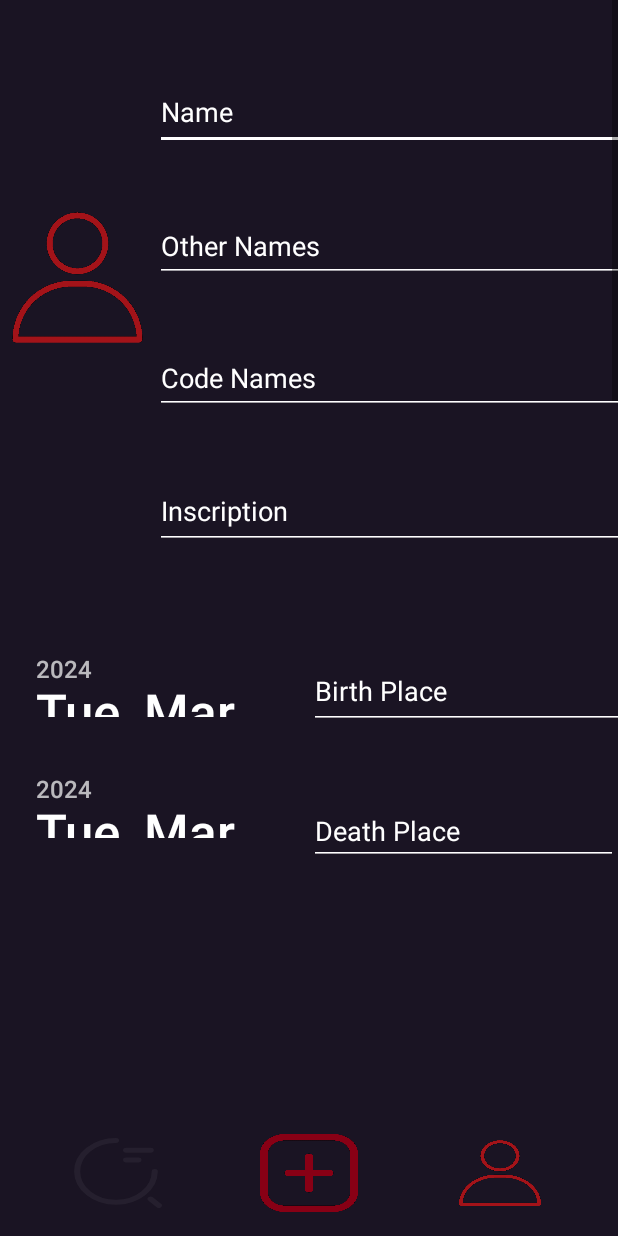
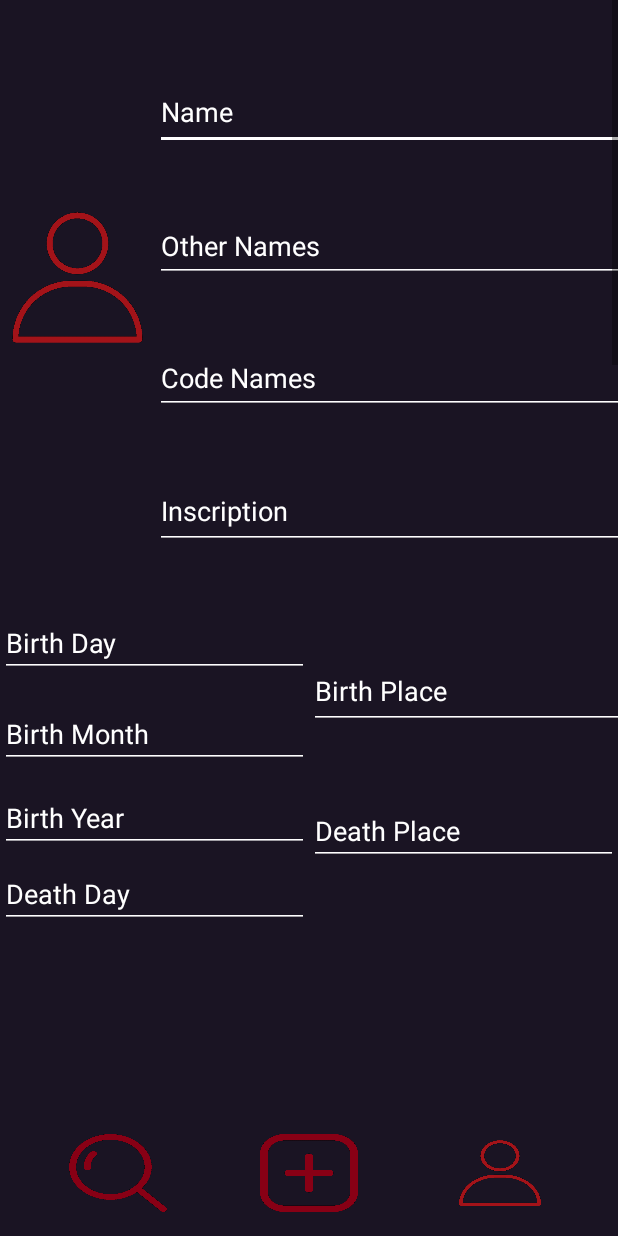
Before and after one commit to sikoramodra/Historia, an Android app: the AddingActivity screen opened directly, with no data from a screen before it, on a phone screen of 412 x 824 dp. Run offline under Robolectric (Android 15) with nearby library versions, the phone set to English and light mode, and no system bars; Roboto replaces fonts that are not available here.

Commit message:
fix: adding works now with dates
everything is addable but badges and activities issue are still in fixing(gimme 3 days and its gonna be fixed :kissing_cat:

```diff
--- a/Aplikacja/app/src/main/java/com/example/historyproj/ApiService.java
+++ b/Aplikacja/app/src/main/java/com/example/historyproj/ApiService.java
@@ -6,11 +6,16 @@ import retrofit2.Call;
 import retrofit2.http.Body;
 import retrofit2.http.GET;
 import retrofit2.http.POST;
+import retrofit2.http.DELETE;
+import retrofit2.http.Path;
+
 // tutaj wywołuje czynność z linkiem, na razie jest get z people, tym sposobem dostaje dane dot. ludzi- juleczka
 public interface ApiService {
     //tutaj pokazujeszs ludzików
     @GET("/people")
     Call<List<Person>> getData();
+    @DELETE("/people/{id}")
+    Call<Void> deletePerson(@Path("id") int personId);
     // ttuaj wysyłasz ludzików
     @POST("/people")
     Call<Void> postPerson(@Body RequestBody requestBody);
--- a/Aplikacja/app/src/main/res/drawable/add.xml
+++ /dev/null
@@ -1,5 +0,0 @@
-<vector android:height="300dp" android:viewportHeight="24"
-    android:viewportWidth="24" android:width="300dp" xmlns:android="http://schemas.android.com/apk/res/android">
-    <path android:fillColor="@color/W5" android:pathData="M13,8C13,7.448 12.552,7 12,7C11.448,7 11,7.448 11,8V11H8C7.448,11 7,11.448 7,12C7,12.552 7.448,13 8,13H11V16C11,16.552 11.448,17 12,17C12.552,17 13,16.552 13,16V13H16C16.552,13 17,12.552 17,12C17,11.448 16.552,11 16,11H13V8Z"/>
-    <path android:fillColor="@color/W5" android:fillType="evenOdd" android:pathData="M12,2C6.477,2 2,6.477 2,12C2,17.523 6.477,22 12,22C17.523,22 22,17.523 22,12C22,6.477 17.523,2 12,2ZM4,12C4,7.582 7.582,4 12,4C16.418,4 20,7.582 20,12C20,16.418 16.418,20 12,20C7.582,20 4,16.418 4,12Z"/>
-</vector>
--- a/Aplikacja/app/src/main/res/drawable/search.xml
+++ /dev/null
@@ -1,16 +0,0 @@
-<vector android:height="400dp" android:viewportHeight="24"
-    android:viewportWidth="24" android:width="400dp" xmlns:android="http://schemas.android.com/apk/res/android">
-    <path android:fillColor="#00000000" android:pathData="M14,5H20"
-        android:strokeColor="@color/W5" android:strokeLineCap="round"
-        android:strokeLineJoin="round" android:strokeWidth="1.5"/>
-    <path android:fillColor="#00000000" android:pathData="M14,8H17"
-        android:strokeColor="@color/W5" android:strokeLineCap="round"
-        android:strokeLineJoin="round" android:strokeWidth="1.5"/>
-    <path android:fillColor="#00000000"
-        android:pathData="M21,11.5C21,16.75 16.75,21 11.5,21C6.25,21 2,16.75 2,11.5C2,6.25 6.25,2 11.5,2"
-        android:strokeColor="@color/W5" android:strokeLineCap="round"
-        android:strokeLineJoin="round" android:strokeWidth="1.5"/>
-    <path android:fillColor="#00000000" android:pathData="M22,22L20,20"
-        android:strokeColor="@color/W5" android:strokeLineCap="round"
-        android:strokeLineJoin="round" android:strokeWidth="1.5"/>
-</vector>
--- a/Aplikacja/app/src/main/res/layout/adding_lay.xml
+++ b/Aplikacja/app/src/main/res/layout/adding_lay.xml
@@ -123,23 +123,33 @@
                         android:layout_weight="1"
                         android:orientation="vertical">
 
+                        <EditText
+                            android:id="@+id/EditBirthDay"
+                            android:layout_width="match_parent"
+                            android:layout_height="wrap_content"
+                            android:backgroundTint="@color/W"
+                            android:ems="10"
+                            android:hint="Birth Day"
+                            android:inputType="number"
+                            android:min="1"
+                            android:max="31"
+                            android:textColor="@color/W"
+                            android:textColorHint="@color/W"/>
+
                         <View
                             android:layout_width="10dp"
                             android:layout_height="15dp" />
 
-                        <DatePicker
-                            android:id="@+id/editBirthDate"
-                            android:layout_width="187dp"
-                            android:layout_height="50dp"
-                            android:layout_weight="1"
+                        <EditText
+                            android:id="@+id/EditBirthMonth"
+                            android:layout_width="match_parent"
+                            android:layout_height="wrap_content"
+                            android:backgroundTint="@color/W"
                             android:ems="10"
-                            android:hint="Birth Date"
-                            android:inputType="date"
-                            android:shadowColor="@color/W"
-                            android:shadowDx="0"
-                            android:shadowDy="0"
-                            android:shadowRadius="8"
-                            android:textAlignment="textStart"
+                            android:hint="Birth Month"
+                            android:inputType="number"
+                            android:min="1"
+                            android:max="12"
                             android:textColor="@color/W"
                             android:textColorHint="@color/W" />
 
@@ -147,19 +157,71 @@
                             android:layout_width="10dp"
                             android:layout_height="5dp" />
 
-                        <DatePicker
-                            android:id="@+id/editDeathDate"
-                            android:layout_width="187dp"
-                            android:layout_height="50dp"
-                            android:layout_weight="1"
+                        <View
+                            android:id="@+id/view18"
+                            android:layout_width="match_parent"
+                            android:layout_height="5dp" />
+
+                        <EditText
+                            android:id="@+id/EditBirthYear"
+                            android:layout_width="match_parent"
+                            android:layout_height="wrap_content"
+                            android:backgroundTint="@color/W"
                             android:ems="10"
-                            android:hint="Death Date"
-                            android:inputType="date"
-                            android:shadowColor="@color/W"
-                            android:shadowDx="0"
-                            android:shadowDy="0"
-                            android:shadowRadius="8"
-                            android:textAlignment="textStart"
+                            android:hint="Birth Year"
+                            android:inputType="number"
+                            android:textColor="@color/W"
+                            android:textColorHint="@color/W" />
+
+                        <View
+                            android:id="@+id/view26"
+                            android:layout_width="match_parent"
+                            android:layout_height="5dp" />
+
+                        <EditText
+                            android:id="@+id/EditDeathDay"
+                            android:layout_width="match_parent"
+                            android:layout_height="wrap_content"
+                            android:backgroundTint="@color/W"
+                            android:ems="10"
+                            android:hint="Death Day"
+                            android:inputType="number"
+                            android:min="1"
+                            android:max="31"
+                            android:textColor="@color/W"
+                            android:textColorHint="@color/W" />
+
+                        <View
+                            android:id="@+id/view15"
+                            android:layout_width="match_parent"
+                            android:layout_height="5dp" />
+
+                        <EditText
+                            android:id="@+id/EditDeathMonth"
+                            android:layout_width="match_parent"
+                            android:layout_height="wrap_content"
+                            android:backgroundTint="@color/W"
+                            android:ems="10"
+                            android:hint="Death Month"
+                            android:inputType="number"
+                            android:min="1"
+                            android:max="12"
+                            android:textColor="@color/W"
+                            android:textColorHint="@color/W" />
+
+                        <View
+                            android:id="@+id/view25"
+                            android:layout_width="match_parent"
+                            android:layout_height="5dp" />
+
+                        <EditText
+                            android:id="@+id/EditDeathYear"
+                            android:layout_width="match_parent"
+                            android:layout_height="wrap_content"
+                            android:backgroundTint="@color/W"
+                            android:ems="10"
+                            android:hint="Death Year"
+                            android:inputType="number"
                             android:textColor="@color/W"
                             android:textColorHint="@color/W" />
 
@@ -350,13 +412,24 @@
                             android:layout_height="40dp" />
 
                         <EditText
-                            android:id="@+id/editBadges"
+                            android:id="@+id/badges_amount"
                             android:layout_width="match_parent"
                             android:layout_height="wrap_content"
                             android:backgroundTint="@color/W"
                             android:ems="10"
-                            android:hint="Badges"
-                            android:inputType="text"
+                            android:hint="Amount of badges"
+                            android:inputType="number"
+                            android:textColor="@color/W"
+                            android:textColorHint="@color/W" />
+
+                        <EditText
+                            android:id="@+id/activities_amount"
+                            android:layout_width="match_parent"
+                            android:layout_height="wrap_content"
+                            android:backgroundTint="@color/W"
+                            android:ems="10"
+                            android:hint="Amount of activities"
+                            android:inputType="number"
                             android:textColor="@color/W"
                             android:textColorHint="@color/W" />
 
@@ -364,16 +437,6 @@
                             android:layout_width="10dp"
                             android:layout_height="40dp" />
 
-                        <EditText
-                            android:id="@+id/editActivity"
-                            android:layout_width="match_parent"
-                            android:layout_height="wrap_content"
-                            android:backgroundTint="@color/W"
-                            android:ems="10"
-                            android:hint="Activity"
-                            android:inputType="text"
-                            android:textColor="@color/W"
-                            android:textColorHint="@color/W" />
                     </LinearLayout>
                 </LinearLayout>
 
@@ -465,7 +528,7 @@
                 tools:ignore="SpeakableTextPresentCheck" />
 
             <View
-                android:id="@+id/view6"
+                android:id="@+id/view90"
                 android:layout_width="30dp"
                 android:layout_height="wrap_content" />
 
--- a/Aplikacja/build.gradle
+++ b/Aplikacja/build.gradle
@@ -6,6 +6,6 @@ buildscript {
 }// Top-level build file where you can add configuration options common to all sub-projects/modules.
 plugins {
     id 'com.google.gms.google-services' version '4.4.0' apply false
-    id 'com.android.application' version '8.2.2' apply false
-    id 'com.android.library' version '8.2.2' apply false
+    id 'com.android.application' version '8.3.1' apply false
+    id 'com.android.library' version '8.3.1' apply false
 }
```
Also changed, not shown: Aplikacja/app/src/main/java/com/example/historyproj/AddingActivity.java (+42 -52 lines), Aplikacja/app/src/main/java/com/example/historyproj/DbHelper.java (deleted, +0 -135 lines), Aplikacja/app/src/main/java/com/example/historyproj/PersonAdapter.java (+51 -4 lines), Aplikacja/app/src/main/res/layout/activities_item.xml (added, +46 -0 lines), Aplikacja/app/src/main/res/layout/activities_sub_item.xml (added, +46 -0 lines), Aplikacja/app/src/main/res/layout/badge_item.xml (added, +46 -0 lines), Aplikacja/gradle/wrapper/gradle-wrapper.properties.
